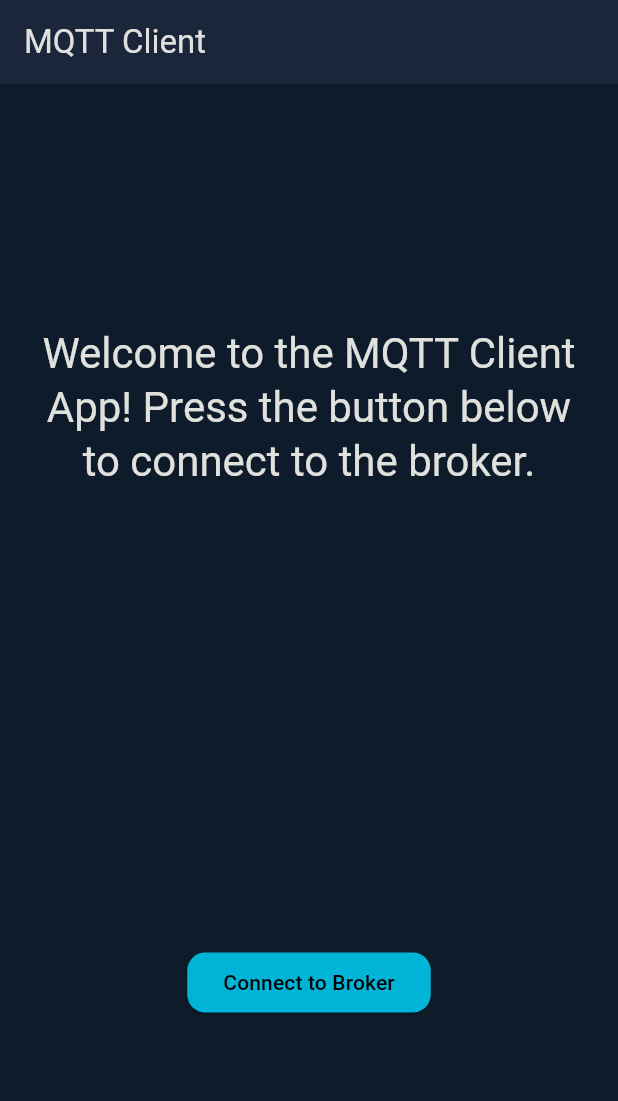
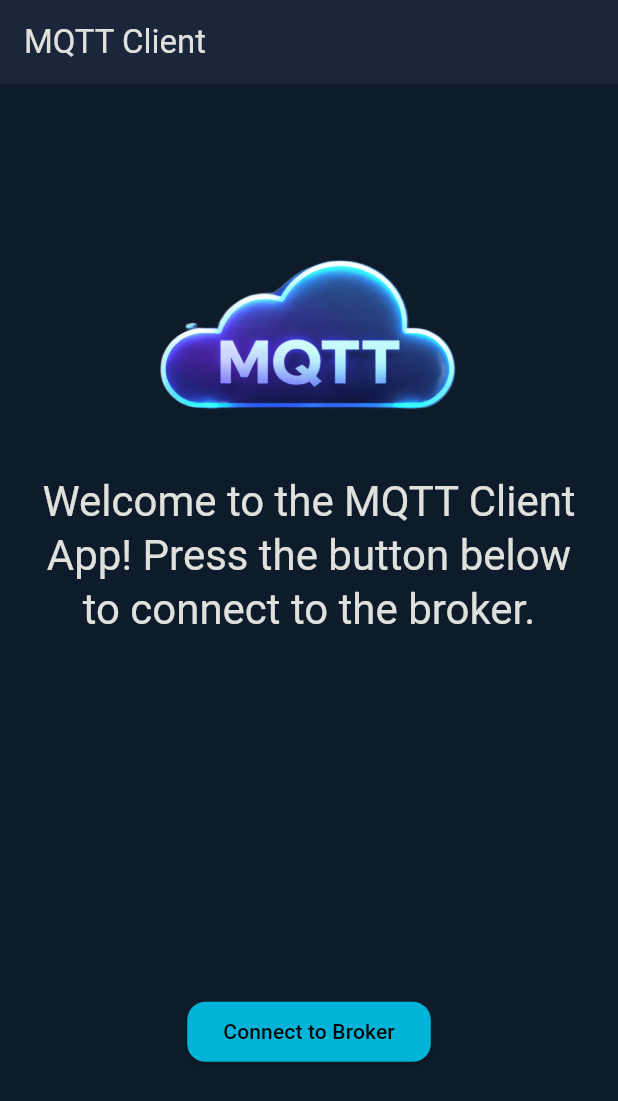
Before and after one commit to MohammadAlZaroo/Image-Transfer-using-MQTT, a Flutter app: the screen it shows after launch, on a phone screen of 412 x 824 dp. Shown: the top 1101 px of the screen. Run offline on Flutter 3.47's test engine with Material 3 defaults, Android fonts, the phone set to English and light mode, and no system bars; missing offline and left inert: mqtt_client.

Commit message:
added logo to home page

```diff
--- a/lib/features/home/home_page.dart
+++ b/lib/features/home/home_page.dart
@@ -41,6 +41,12 @@ class _HomePageState extends State<HomePage> {
       body: Column(
         mainAxisAlignment: MainAxisAlignment.spaceAround,
         children: [
+          Column(
+            children: [
+              Image.asset(
+                'assets/images/mqtt_logo.png',
+                width: 220,
+              ),
               Padding(
                 padding: const EdgeInsets.all(16.0),
                 child: Text(
@@ -48,6 +54,8 @@ class _HomePageState extends State<HomePage> {
                   style: Theme.of(context).textTheme.headlineMedium,
                   textAlign: TextAlign.center,
                 ),
+              ),
+            ],
           ),
           Center(
             child: loading
```
Also changed, not shown: assets/images/mqtt_logo.png (added). Lines whose indentation alone changed are shown as unchanged.
